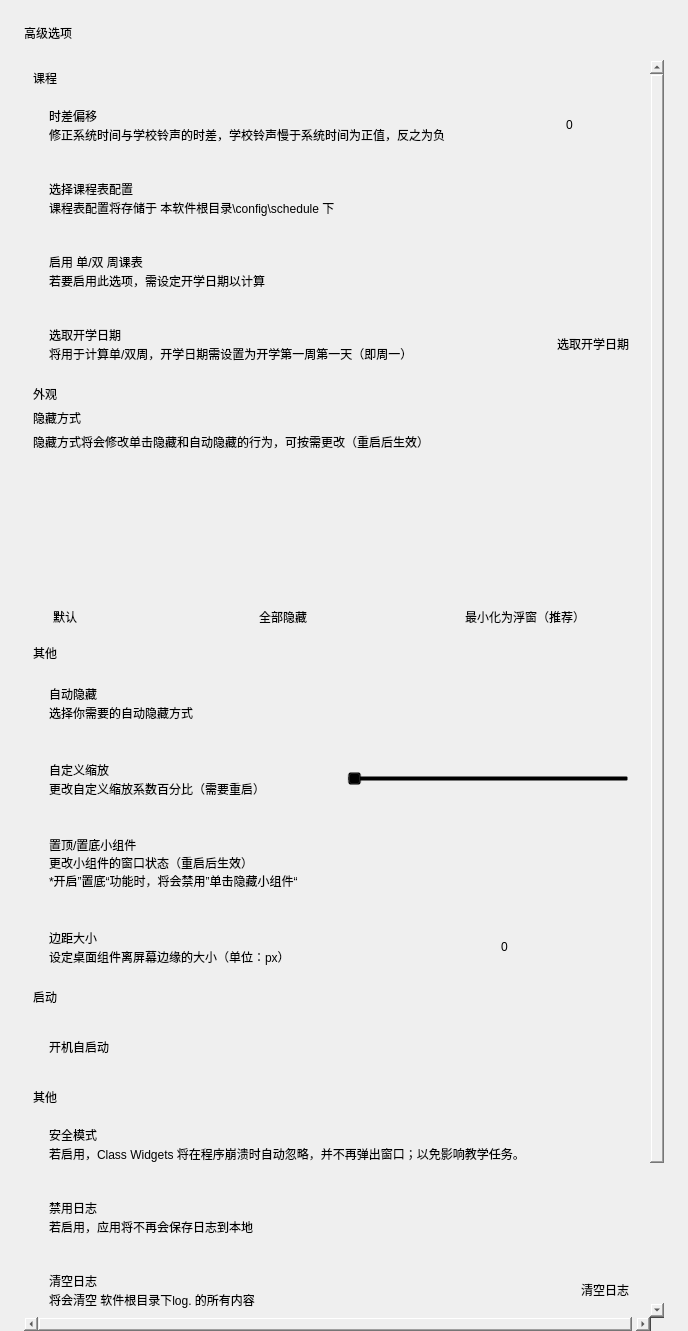
Above: menu-advance.ui from xuanxuan1231/Class-Widgets before the change. Below: the same form after it.
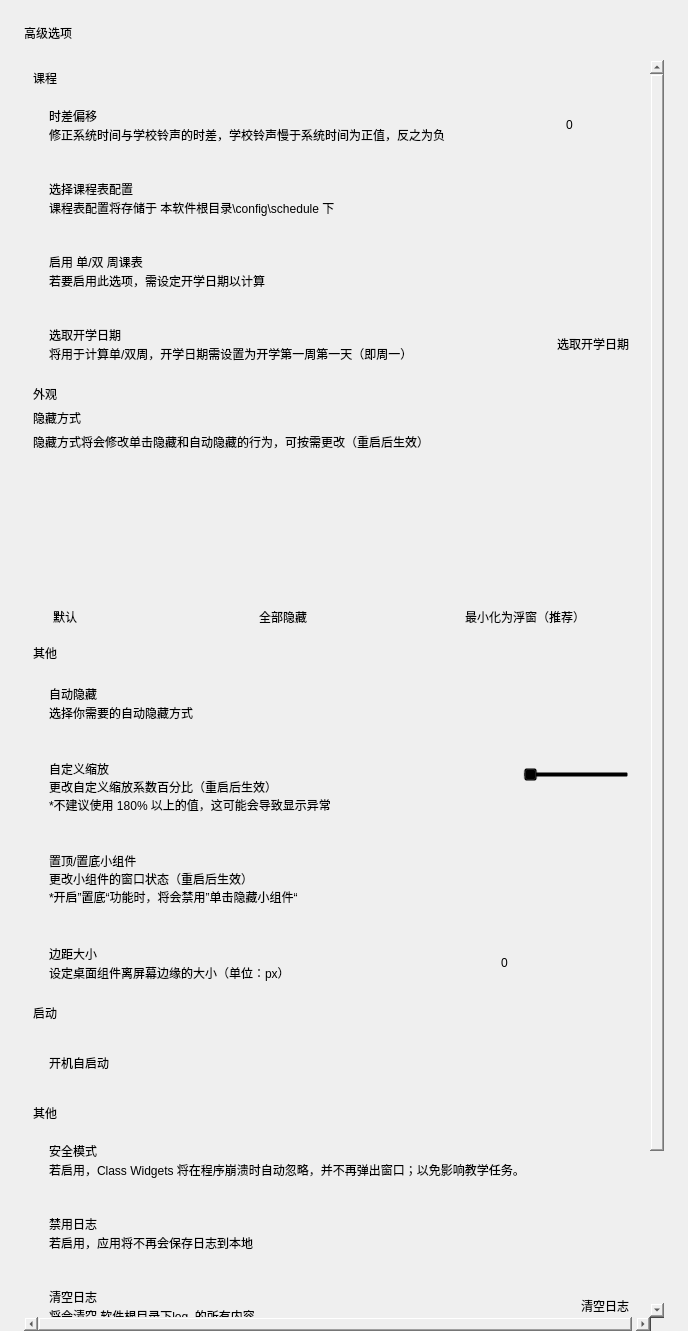
That is the form after the change. Icons and pictures are not drawn. Custom widgets are drawn as their Qt base class.

Commit message: feat: 在设置中实时显示缩放系数

Patch:
```diff
--- a/menu-advance.ui
+++ b/menu-advance.ui
@@ -56,7 +56,7 @@
         <x>0</x>
         <y>0</y>
         <width>640</width>
-        <height>1622</height>
+        <height>1646</height>
        </rect>
       </property>
       <layout class="QVBoxLayout" name="verticalLayout_21">
@@ -679,21 +679,26 @@
              <height>70</height>
             </size>
            </property>
+           <layout class="QVBoxLayout" name="verticalLayout_23">
+            <property name="spacing">
+             <number>16</number>
+            </property>
+            <property name="leftMargin">
+             <number>16</number>
+            </property>
+            <property name="topMargin">
+             <number>16</number>
+            </property>
+            <property name="rightMargin">
+             <number>16</number>
+            </property>
+            <property name="bottomMargin">
+             <number>16</number>
+            </property>
+            <item>
            <layout class="QHBoxLayout" name="horizontalLayout_14">
             <property name="spacing">
-             <number>16</number>
-            </property>
-            <property name="leftMargin">
-             <number>16</number>
-            </property>
-            <property name="topMargin">
-             <number>16</number>
-            </property>
-            <property name="rightMargin">
-             <number>16</number>
-            </property>
-            <property name="bottomMargin">
-             <number>16</number>
+               <number>0</number>
             </property>
             <item>
              <layout class="QVBoxLayout" name="verticalLayout_9">
@@ -716,7 +721,8 @@
               <item>
                <widget class="CaptionLabel" name="CaptionLabel_13">
                 <property name="text">
-                 <string>更改自定义缩放系数百分比（需要重启）</string>
+                   <string>更改自定义缩放系数百分比（重启后生效）
+*不建议使用 180% 以上的值，这可能会导致显示异常</string>
                 </property>
                 <property name="wordWrap">
                  <bool>false</bool>
@@ -739,8 +745,16 @@
               </item>
              </layout>
             </item>
+              <item>
+               <layout class="QVBoxLayout" name="verticalLayout_22">
             <item>
              <widget class="Slider" name="slider_scale_factor">
+                  <property name="sizePolicy">
+                   <sizepolicy hsizetype="Preferred" vsizetype="Fixed">
+                    <horstretch>0</horstretch>
+                    <verstretch>0</verstretch>
+                   </sizepolicy>
+                  </property>
               <property name="minimum">
                <number>100</number>
               </property>
@@ -754,6 +768,23 @@
                <enum>Qt::Horizontal</enum>
               </property>
              </widget>
+                </item>
+                <item>
+                 <widget class="LineEdit" name="text_scale_factor">
+                  <property name="sizePolicy">
+                   <sizepolicy hsizetype="Preferred" vsizetype="Fixed">
+                    <horstretch>0</horstretch>
+                    <verstretch>0</verstretch>
+                   </sizepolicy>
+                  </property>
+                  <property name="readOnly">
+                   <bool>true</bool>
+                  </property>
+                 </widget>
+                </item>
+               </layout>
+              </item>
+             </layout>
             </item>
            </layout>
           </widget>
```
Lines whose indentation alone changed are shown as unchanged. The commit also changes 1 other file.
